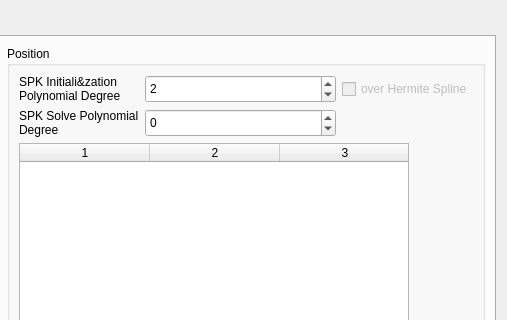
Above: isis/src/qisis/objs/JigsawSetupDialog/JigsawSetupDialog.ui from DOI-USGS/ISIS3 before the change; both pictures show x 493 to 1000 and y 0 to 320 of the 1000 by 700 pixel window. Below: the same form after it.
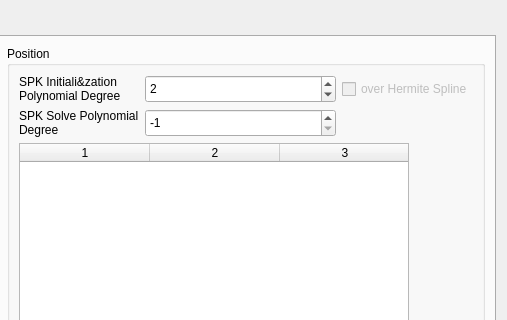
That is the form after the change. Icons and pictures are not drawn.

Commit message: Changed population of accepted settings to fix segmentation fault.

What changed in the file:
```diff
--- a/isis/src/qisis/objs/JigsawSetupDialog/JigsawSetupDialog.ui
+++ b/isis/src/qisis/objs/JigsawSetupDialog/JigsawSetupDialog.ui
@@ -1255,7 +1255,7 @@
                  <number>-1</number>
                 </property>
                 <property name="value">
-                 <number>0</number>
+                 <number>-1</number>
                 </property>
                </widget>
               </item>
```
The commit also changes 1 other file.
